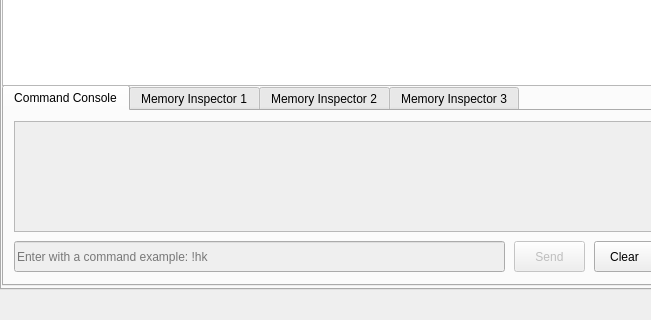
The window that debuggerwidgets/maindebug/maindebuggerwindow.ui (keowu/koidbg) describes before a commit, drawn with Qt 5; both pictures show x 0 to 651 and y 410 to 730 of the 952 by 730 pixel window.
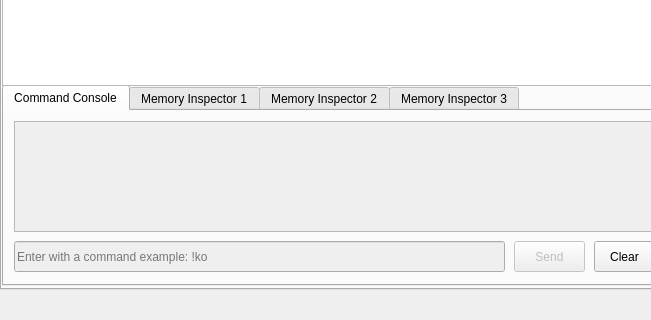
The same window after the commit. Custom widgets are drawn as their Qt base class.

Diff of the .ui file:
```diff
--- a/debuggerwidgets/maindebug/maindebuggerwindow.ui
+++ b/debuggerwidgets/maindebug/maindebuggerwindow.ui
@@ -144,7 +144,7 @@
          </rect>
         </property>
         <property name="placeholderText">
-         <string>Enter with a command example: !hk</string>
+         <string>Enter with a command example: !ko</string>
         </property>
        </widget>
        <widget class="QPushButton" name="btnSendCommand">
```
Left out of the diff: 2 changed lines with no effect on the pictures.
